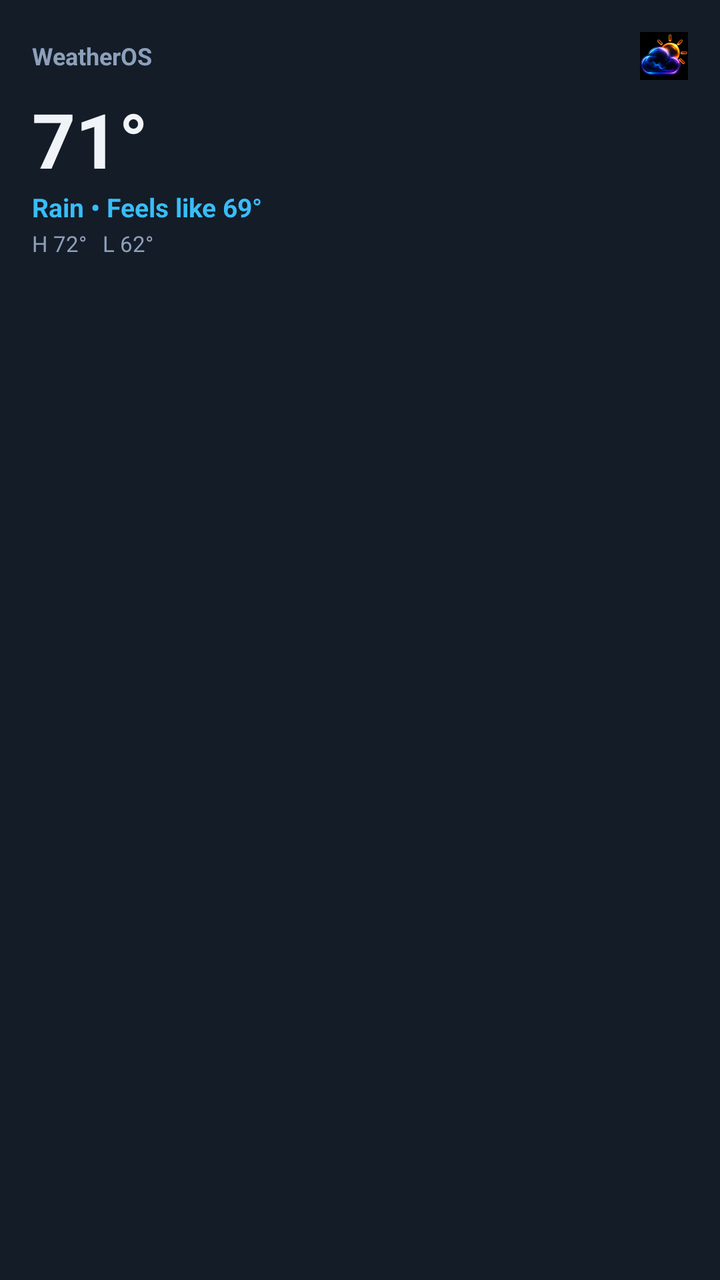
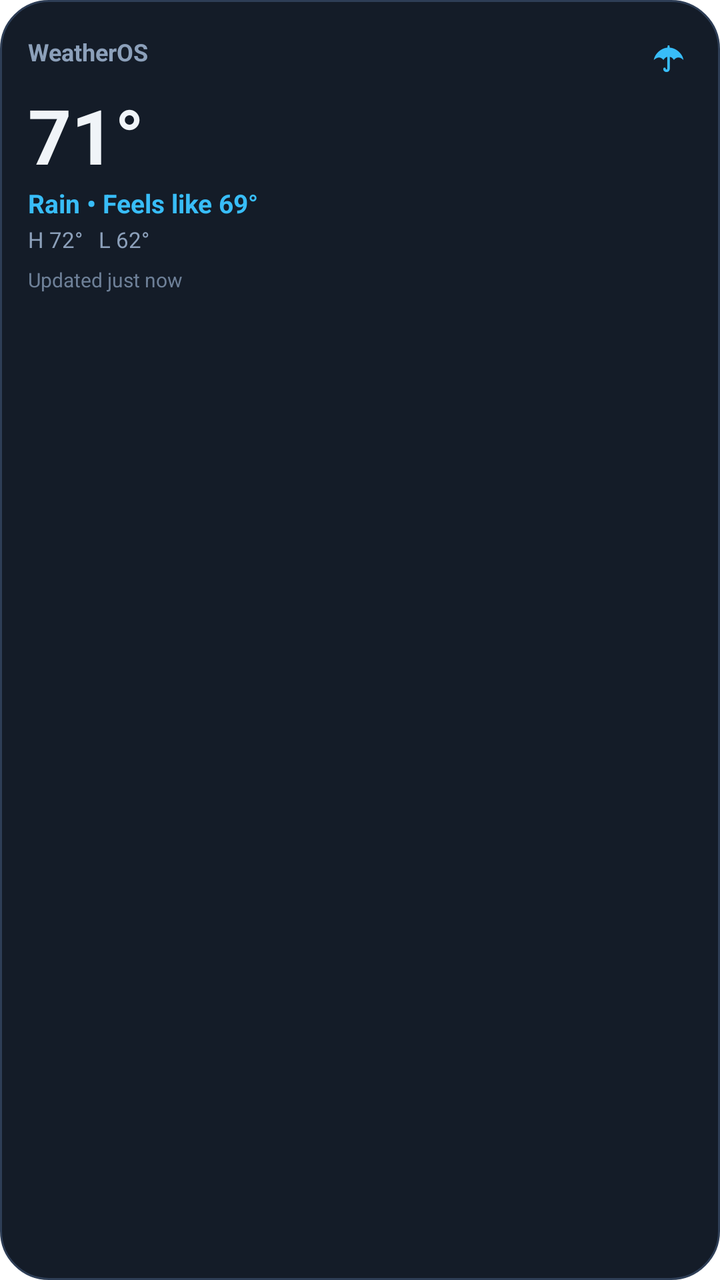

Two renders of the same Android screen: before a commit and after it. Below are the layout's source before the change and the commit's diff.
<!-- AndroidManifest.xml: fallback theme Theme.MaterialComponents.DayNight.NoActionBar -->
<!-- res/layout/weather_widget_layout.xml -->
<?xml version="1.0" encoding="utf-8"?>
<LinearLayout xmlns:android="http://schemas.android.com/apk/res/android"
    android:id="@+id/widget_root"
    android:layout_width="match_parent"
    android:layout_height="match_parent"
    android:background="@color/widgetCardBackground"
    android:orientation="vertical"
    android:padding="16dp">

    <LinearLayout
        android:layout_width="match_parent"
        android:layout_height="wrap_content"
        android:orientation="horizontal"
        android:gravity="center_vertical">

        <TextView
            android:id="@+id/widget_location"
            android:layout_width="0dp"
            android:layout_height="wrap_content"
            android:layout_weight="1"
            android:text="WeatherOS"
            android:textColor="@color/widgetTextSecondary"
            android:textSize="12sp"
            android:textStyle="bold" />

        <ImageView
            android:id="@+id/widget_icon"
            android:layout_width="24dp"
            android:layout_height="24dp"
            android:src="@mipmap/ic_launcher" />
    </LinearLayout>

    <TextView
        android:id="@+id/widget_temperature"
        android:layout_width="wrap_content"
        android:layout_height="wrap_content"
        android:layout_marginTop="4dp"
        android:text="71°"
        android:textColor="@color/widgetTextPrimary"
        android:textSize="38sp"
        android:textStyle="bold" />

    <TextView
        android:id="@+id/widget_condition"
        android:layout_width="wrap_content"
        android:layout_height="wrap_content"
        android:text="Rain • Feels like 69°"
        android:textColor="@color/widgetAccent"
        android:textSize="13sp"
        android:textStyle="bold" />

    <TextView
        android:id="@+id/widget_high_low"
        android:layout_width="wrap_content"
        android:layout_height="wrap_content"
        android:layout_marginTop="2dp"
        android:text="H 72°   L 62°"
        android:textColor="@color/widgetTextSecondary"
        android:textSize="11sp" />

</LinearLayout>
<!-- resources referenced by this layout -->
<resources>
  <color name="widgetAccent">#38BDF8</color>
  <color name="widgetCardBackground">#141C28</color>
  <color name="widgetTextPrimary">#F0F4F8</color>
  <color name="widgetTextSecondary">#8CA0BA</color>
  <!-- mipmap ic_launcher: png bitmap (mipmap-hdpi, 7162 bytes) -->
</resources>

<!-- the commit's change to res/layout/weather_widget_layout.xml (unified diff, before → after) -->
@@ -3,9 +3,10 @@
     android:id="@+id/widget_root"
     android:layout_width="match_parent"
     android:layout_height="match_parent"
-    android:background="@color/widgetCardBackground"
+    android:background="@drawable/widget_background"
     android:orientation="vertical"
-    android:padding="16dp">
+    android:padding="14dp"
+    android:importantForAccessibility="yes">
 
     <LinearLayout
         android:layout_width="match_parent"
@@ -21,13 +22,20 @@
             android:text="WeatherOS"
             android:textColor="@color/widgetTextSecondary"
             android:textSize="12sp"
-            android:textStyle="bold" />
+            android:textStyle="bold"
+            android:maxLines="1"
+            android:ellipsize="end" />
 
-        <ImageView
-            android:id="@+id/widget_icon"
+        <TextView
+            android:id="@+id/widget_glyph"
             android:layout_width="24dp"
             android:layout_height="24dp"
-            android:src="@mipmap/ic_launcher" />
+            android:gravity="center"
+            android:text="☂"
+            android:textColor="@color/widgetAccent"
+            android:textSize="20sp"
+            android:textStyle="bold"
+            android:contentDescription="Weather condition" />
     </LinearLayout>
 
     <TextView
@@ -42,20 +50,35 @@
 
     <TextView
         android:id="@+id/widget_condition"
-        android:layout_width="wrap_content"
+        android:layout_width="match_parent"
         android:layout_height="wrap_content"
         android:text="Rain • Feels like 69°"
         android:textColor="@color/widgetAccent"
         android:textSize="13sp"
-        android:textStyle="bold" />
+        android:textStyle="bold"
+        android:maxLines="1"
+        android:ellipsize="end" />
 
     <TextView
         android:id="@+id/widget_high_low"
-        android:layout_width="wrap_content"
+        android:layout_width="match_parent"
         android:layout_height="wrap_content"
         android:layout_marginTop="2dp"
         android:text="H 72°   L 62°"
         android:textColor="@color/widgetTextSecondary"
-        android:textSize="11sp" />
+        android:textSize="11sp"
+        android:maxLines="1"
+        android:ellipsize="end" />
+
+    <TextView
+        android:id="@+id/widget_updated"
+        android:layout_width="match_parent"
+        android:layout_height="wrap_content"
+        android:layout_marginTop="6dp"
+        android:text="Updated just now"
+        android:textColor="@color/widgetTextMuted"
+        android:textSize="10sp"
+        android:maxLines="1"
+        android:ellipsize="end" />
 
 </LinearLayout>
<!-- resource entries referenced after the edit -->
@@ -1,9 +1,20 @@
 <!-- resources referenced by this layout -->
 <resources>
   <color name="widgetAccent">#38BDF8</color>
-  <color name="widgetCardBackground">#141C28</color>
+  <color name="widgetTextMuted">#6E8098</color>
   <color name="widgetTextPrimary">#F0F4F8</color>
   <color name="widgetTextSecondary">#8CA0BA</color>
-  <!-- mipmap ic_launcher: png bitmap (mipmap-hdpi, 7162 bytes) -->
+  <!-- drawable widget_background (drawable) -->
+  <?xml version="1.0" encoding="utf-8"?>
+  <shape xmlns:android="http://schemas.android.com/apk/res/android"
+      android:shape="rectangle">
+      <solid android:color="@color/widgetCardBackground" />
+      <corners android:radius="24dp" />
+      <stroke
+          android:width="1dp"
+          android:color="@color/widgetBorder" />
+  </shape>
+  <color name="widgetCardBackground">#141C28</color>
+  <color name="widgetBorder">#2E3E56</color>
 </resources>
 
